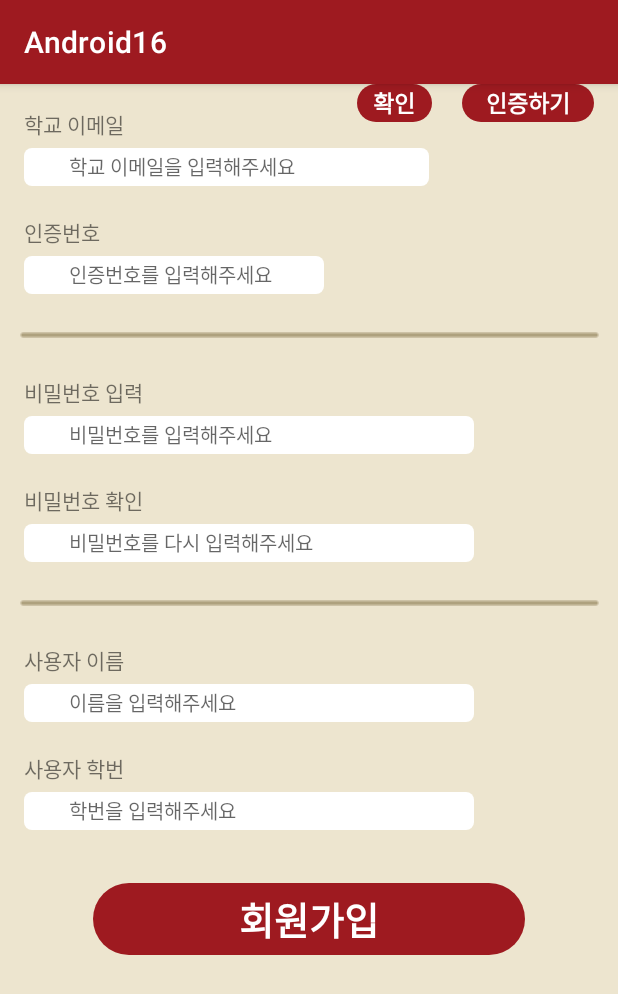
After one commit to whitecastle20/Android16, an Android app: the SignUpActivity screen opened directly, with no data from a screen before it, on a phone screen of 412 x 824 dp. The commit adds this screen. Shown: the top 994 px of the screen. Run offline under Robolectric (Android 15) with nearby library versions, the phone set to English and light mode, and no system bars.

Commit message:
xml commit

```diff
--- /dev/null
+++ b/app/src/main/java/kr/co/company/android16/SignUpActivity.kt
@@ -0,0 +1,58 @@
+package kr.co.company.android16
+
+import androidx.appcompat.app.AppCompatActivity
+import android.os.Bundle
+import android.widget.Button
+import android.widget.EditText
+import android.widget.ImageView
+import android.widget.TextView
+
+// 회원가입 페이지
+
+class SignUpActivity : AppCompatActivity() {
+
+    // 변수 선언
+    lateinit var schoolEmail_textView: TextView
+    lateinit var schoolEmail_editText: EditText
+    lateinit var emailCheck_button: Button
+    lateinit var checkNumber_textView: TextView
+    lateinit var checkNumber_editText: EditText
+    lateinit var numberCheck_button: Button
+    lateinit var dividingLine_imageView1: ImageView
+    lateinit var password_textView: TextView
+    lateinit var password_editText: EditText
+    lateinit var rePassword_textView: TextView
+    lateinit var rePassword_editText: EditText
+    lateinit var dividingLine_imageView2: ImageView
+    lateinit var userName_textView: TextView
+    lateinit var userName_editText: EditText
+    lateinit var userStudentID_textView: TextView
+    lateinit var userStudentID_editText: EditText
+    lateinit var start_button: Button
+
+    override fun onCreate(savedInstanceState: Bundle?) {
+        super.onCreate(savedInstanceState)
+        setContentView(R.layout.activity_sign_up)
+
+        // 변수 연결
+        schoolEmail_textView = findViewById(R.id.schoolEmail_textView)
+        schoolEmail_editText = findViewById(R.id.schoolEmail_editText)
+        emailCheck_button = findViewById(R.id.emailCheck_button)
+        checkNumber_textView = findViewById(R.id.checkNumber_textView)
+        checkNumber_editText = findViewById(R.id.checkNumber_editText)
+        numberCheck_button = findViewById(R.id.numberCheck_button)
+        dividingLine_imageView1 = findViewById(R.id.dividingLine_imageView1)
+        password_textView = findViewById(R.id.password_textView)
+        password_editText = findViewById(R.id.password_editText)
+        rePassword_textView = findViewById(R.id.rePassword_textView)
+        rePassword_editText = findViewById(R.id.rePassword_editText)
+        dividingLine_imageView2 = findViewById(R.id.dividingLine_imageView2)
+        userName_textView = findViewById(R.id.userName_textView)
+        userName_editText = findViewById(R.id.userName_editText)
+        userStudentID_textView = findViewById(R.id.userStudentID_textView)
+        userStudentID_editText = findViewById(R.id.userStudentID_editText)
+        start_button = findViewById(R.id.start_button)
+
+    }
+
+}
--- /dev/null
+++ b/app/src/main/res/drawable/signup_round_button.xml
@@ -0,0 +1,13 @@
+<?xml version="1.0" encoding="utf-8"?>
+<shape xmlns:android="http://schemas.android.com/apk/res/android"
+    android:shape="rectangle">
+
+    <corners
+        android:bottomRightRadius="5dp"
+        android:bottomLeftRadius="5dp"
+        android:topLeftRadius="5dp"
+        android:topRightRadius="5dp"/>
+
+
+
+</shape>
--- /dev/null
+++ b/app/src/main/res/drawable/start_round_button.xml
@@ -0,0 +1,13 @@
+<?xml version="1.0" encoding="utf-8"?>
+<shape xmlns:android="http://schemas.android.com/apk/res/android"
+    android:shape="rectangle">
+
+    <corners
+        android:bottomRightRadius="30dp"
+        android:bottomLeftRadius="30dp"
+        android:topLeftRadius="30dp"
+        android:topRightRadius="30dp"/>
+
+
+
+</shape>
--- /dev/null
+++ b/app/src/main/res/layout/activity_sign_up.xml
@@ -0,0 +1,258 @@
+<?xml version="1.0" encoding="utf-8"?>
+<androidx.constraintlayout.widget.ConstraintLayout xmlns:android="http://schemas.android.com/apk/res/android"
+    xmlns:app="http://schemas.android.com/apk/res-auto"
+    xmlns:tools="http://schemas.android.com/tools"
+    android:layout_width="match_parent"
+    android:layout_height="match_parent"
+    android:background="@color/Background"
+    tools:context=".SignUpActivity">
+
+    <TextView
+        android:id="@+id/schoolEmail_textView"
+        android:layout_width="wrap_content"
+        android:layout_height="wrap_content"
+        android:layout_marginStart="16dp"
+        android:layout_marginTop="16dp"
+        android:text="학교 이메일"
+        app:layout_constraintStart_toStartOf="parent"
+        app:layout_constraintTop_toTopOf="parent" />
+
+    <EditText
+        android:id="@+id/schoolEmail_editText"
+        android:layout_width="270dp"
+        android:layout_height="25dp"
+        android:layout_marginStart="16dp"
+        android:layout_marginTop="5dp"
+        android:background="@drawable/signup_round_button"
+        android:backgroundTint="@color/white"
+        android:ems="10"
+        android:hint="학교 이메일을 입력해주세요"
+        android:inputType="textEmailAddress"
+        android:minHeight="48dp"
+        android:paddingLeft="30dp"
+        android:textSize="13sp"
+        app:layout_constraintStart_toStartOf="parent"
+        app:layout_constraintTop_toBottomOf="@+id/schoolEmail_textView"
+        tools:ignore="TouchTargetSizeCheck" />
+
+    <android.widget.Button
+        android:id="@+id/emailCheck_button"
+        android:layout_width="wrap_content"
+        android:layout_height="25dp"
+        android:layout_marginStart="15dp"
+        android:layout_marginEnd="16dp"
+        android:background="@drawable/start_round_button"
+        android:backgroundTint="@color/Maincolor_Red"
+        android:text="인증하기"
+        android:textColor="@color/white"
+        android:textSize="15sp"
+        android:textStyle="bold"
+        app:layout_constraintEnd_toEndOf="parent"
+        app:layout_constraintHorizontal_bias="1.0"
+        app:layout_constraintStart_toEndOf="@+id/schoolEmail_editText"
+        tools:ignore="MissingConstraints,TouchTargetSizeCheck"
+        tools:layout_editor_absoluteY="40dp" />
+
+    <TextView
+        android:id="@+id/checkNumber_textView"
+        android:layout_width="wrap_content"
+        android:layout_height="wrap_content"
+        android:layout_marginStart="16dp"
+        android:layout_marginTop="20dp"
+        android:text="인증번호"
+        app:layout_constraintStart_toStartOf="parent"
+        app:layout_constraintTop_toBottomOf="@+id/schoolEmail_editText" />
+
+    <EditText
+        android:id="@+id/checkNumber_editText"
+        android:layout_width="200dp"
+        android:layout_height="25dp"
+        android:layout_marginStart="16dp"
+        android:layout_marginTop="5dp"
+        android:background="@drawable/signup_round_button"
+        android:backgroundTint="@color/white"
+        android:ems="10"
+        android:hint="인증번호를 입력해주세요"
+        android:inputType="textEmailAddress"
+        android:minHeight="48dp"
+        android:paddingLeft="30dp"
+        android:textSize="13sp"
+        app:layout_constraintStart_toStartOf="parent"
+        app:layout_constraintTop_toBottomOf="@+id/checkNumber_textView"
+        tools:ignore="TouchTargetSizeCheck" />
+
+    <android.widget.Button
+        android:id="@+id/numberCheck_button"
+        android:layout_width="50dp"
+        android:layout_height="25dp"
+        android:layout_marginStart="15dp"
+        android:layout_marginEnd="16dp"
+        android:background="@drawable/start_round_button"
+        android:backgroundTint="@color/Maincolor_Red"
+        android:text="확인"
+        android:textColor="@color/white"
+        android:textSize="15sp"
+        android:textStyle="bold"
+        app:layout_constraintEnd_toEndOf="parent"
+        app:layout_constraintHorizontal_bias="0.061"
+        app:layout_constraintStart_toEndOf="@+id/checkNumber_editText"
+        tools:ignore="MissingConstraints,TouchTargetSizeCheck"
+        tools:layout_editor_absoluteY="110dp" />
+
+    <ImageView
+        android:id="@+id/dividingLine_imageView1"
+        android:layout_width="wrap_content"
+        android:layout_height="wrap_content"
+        android:layout_marginStart="16dp"
+        android:layout_marginTop="25dp"
+        android:layout_marginEnd="16dp"
+        app:layout_constraintEnd_toEndOf="parent"
+        app:layout_constraintHorizontal_bias="0.5"
+        app:layout_constraintStart_toStartOf="parent"
+        app:layout_constraintTop_toBottomOf="@+id/checkNumber_editText"
+        app:srcCompat="@drawable/dividing_line" />
+
+    <TextView
+        android:id="@+id/password_textView"
+        android:layout_width="wrap_content"
+        android:layout_height="wrap_content"
+        android:layout_marginStart="16dp"
+        android:layout_marginTop="25dp"
+        android:text="비밀번호 입력"
+        app:layout_constraintStart_toStartOf="parent"
+        app:layout_constraintTop_toBottomOf="@+id/dividingLine_imageView1" />
+
+    <EditText
+        android:id="@+id/password_editText"
+        android:layout_width="300dp"
+        android:layout_height="25dp"
+        android:layout_marginStart="16dp"
+        android:layout_marginTop="5dp"
+        android:background="@drawable/signup_round_button"
+        android:backgroundTint="@color/white"
+        android:ems="10"
+        android:hint="비밀번호를 입력해주세요"
+        android:inputType="textEmailAddress"
+        android:minHeight="48dp"
+        android:paddingLeft="30dp"
+        android:textSize="13sp"
+        app:layout_constraintStart_toStartOf="parent"
+        app:layout_constraintTop_toBottomOf="@+id/password_textView"
+        tools:ignore="TouchTargetSizeCheck" />
+
+    <TextView
+        android:id="@+id/rePassword_textView"
+        android:layout_width="wrap_content"
+        android:layout_height="wrap_content"
+        android:layout_marginStart="16dp"
+        android:layout_marginTop="20dp"
+        android:text="비밀번호 확인"
+        app:layout_constraintStart_toStartOf="parent"
+        app:layout_constraintTop_toBottomOf="@+id/password_editText" />
+
+    <EditText
+        android:id="@+id/rePassword_editText"
+        android:layout_width="300dp"
+        android:layout_height="25dp"
+        android:layout_marginStart="16dp"
+        android:layout_marginTop="5dp"
+        android:background="@drawable/signup_round_button"
+        android:backgroundTint="@color/white"
+        android:ems="10"
+        android:hint="비밀번호를 다시 입력해주세요"
+        android:inputType="textEmailAddress"
+        android:minHeight="48dp"
+        android:paddingLeft="30dp"
+        android:textSize="13sp"
+        app:layout_constraintStart_toStartOf="parent"
+        app:layout_constraintTop_toBottomOf="@+id/rePassword_textView"
+        tools:ignore="TouchTargetSizeCheck" />
+
+    <ImageView
+        android:id="@+id/dividingLine_imageView2"
+        android:layout_width="wrap_content"
+        android:layout_height="wrap_content"
+        android:layout_marginStart="16dp"
+        android:layout_marginTop="25dp"
+        android:layout_marginEnd="16dp"
+        app:layout_constraintEnd_toEndOf="parent"
+        app:layout_constraintHorizontal_bias="0.5"
+        app:layout_constraintStart_toStartOf="parent"
+        app:layout_constraintTop_toBottomOf="@+id/rePassword_editText"
+        app:srcCompat="@drawable/dividing_line" />
+
+    <TextView
+        android:id="@+id/userName_textView"
+        android:layout_width="wrap_content"
+        android:layout_height="wrap_content"
+        android:layout_marginStart="16dp"
+        android:layout_marginTop="25dp"
+        android:text="사용자 이름"
+        app:layout_constraintStart_toStartOf="parent"
+        app:layout_constraintTop_toBottomOf="@+id/dividingLine_imageView2" />
+
+    <EditText
+        android:id="@+id/userName_editText"
+        android:layout_width="300dp"
+        android:layout_height="25dp"
+        android:layout_marginStart="16dp"
+        android:layout_marginTop="5dp"
+        android:background="@drawable/signup_round_button"
+        android:backgroundTint="@color/white"
+        android:ems="10"
+        android:hint="이름을 입력해주세요"
+        android:inputType="textEmailAddress"
+        android:minHeight="48dp"
+        android:paddingLeft="30dp"
+        android:textSize="13sp"
+        app:layout_constraintStart_toStartOf="parent"
+        app:layout_constraintTop_toBottomOf="@+id/userName_textView"
+        tools:ignore="TouchTargetSizeCheck" />
+
+    <TextView
+        android:id="@+id/userStudentID_textView"
+        android:layout_width="wrap_content"
+        android:layout_height="wrap_content"
+        android:layout_marginStart="16dp"
+        android:layout_marginTop="20dp"
+        android:text="사용자 학번"
+        app:layout_constraintStart_toStartOf="parent"
+        app:layout_constraintTop_toBottomOf="@+id/userName_editText" />
+
+    <EditText
+        android:id="@+id/userStudentID_editText"
+        android:layout_width="300dp"
+        android:layout_height="25dp"
+        android:layout_marginStart="16dp"
+        android:layout_marginTop="5dp"
+        android:background="@drawable/signup_round_button"
+        android:backgroundTint="@color/white"
+        android:ems="10"
+        android:hint="학번을 입력해주세요"
+        android:inputType="textEmailAddress"
+        android:minHeight="48dp"
+        android:paddingLeft="30dp"
+        android:textSize="13sp"
+        app:layout_constraintStart_toStartOf="parent"
+        app:layout_constraintTop_toBottomOf="@+id/userStudentID_textView"
+        tools:ignore="TouchTargetSizeCheck" />
+
+    <android.widget.Button
+        android:id="@+id/start_button"
+        android:layout_width="288dp"
+        android:layout_height="wrap_content"
+        android:layout_marginTop="35dp"
+        android:background="@drawable/start_round_button"
+        android:backgroundTint="@color/Maincolor_Red"
+        android:fontFamily="sans-serif-black"
+        android:text="회원가입"
+        android:textColor="@color/white"
+        android:textSize="25sp"
+        android:textStyle="bold"
+        app:layout_constraintEnd_toEndOf="parent"
+        app:layout_constraintHorizontal_bias="0.5"
+        app:layout_constraintStart_toStartOf="parent"
+        app:layout_constraintTop_toBottomOf="@+id/userStudentID_editText" />
+
+
+</androidx.constraintlayout.widget.ConstraintLayout>
--- a/app/src/main/res/values/colors.xml
+++ b/app/src/main/res/values/colors.xml
@@ -8,4 +8,13 @@
     <color name="black">#FF000000</color>
     <color name="white">#FFFFFFFF</color>
     <color name="swupurple">#FF9E1A20</color>
+
+
+    <color name="Active_Text">#28292D</color>
+    <color name="Inactive_Text">#B5B5B5</color>
+
+    <color name="Background">#EDE5CF</color>
+
+    <color name="Maincolor_Red">#9E1A20</color>
+
 </resources>
--- a/build.gradle
+++ b/build.gradle
@@ -2,7 +2,7 @@
 plugins {
     id 'com.android.application' version '7.2.1' apply false
     id 'com.android.library' version '7.2.1' apply false
-    id 'org.jetbrains.kotlin.android' version '1.6.10' apply false
+    id 'org.jetbrains.kotlin.android' version '1.7.10' apply false
 }
 
 task clean(type: Delete) {
```
Also changed, not shown: app/src/main/AndroidManifest.xml (+9 -0 lines), app/src/main/java/kr/co/company/android16/LoginActivity.kt (added, +45 -0 lines), app/src/main/java/kr/co/company/android16/StartOnboardingActivity.kt (added, +33 -0 lines), app/src/main/res/drawable/login_input_round_button.xml (added, +13 -0 lines), app/src/main/res/layout/activity_future_industrial_convergence.xml (+12 -12 lines), app/src/main/res/layout/activity_login.xml (added, +132 -0 lines), app/src/main/res/layout/activity_start_onboarding.xml (added, +46 -0 lines), app/src/main/res/drawable/dividing_line.png (added), app/src/main/res/drawable/email_icon_2x.png (added), app/src/main/res/drawable/logo1.png (added), app/src/main/res/drawable/logo2.png (added), app/src/main/res/drawable/password_icon_2x.png (added).
